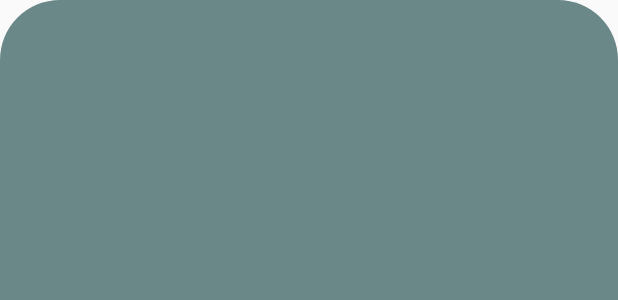
After one commit to SimonJDTU/easyIssue, an Android app: the layout fragment_login_screen.xml on its own in the app's theme, with its tools: preview values and no code run, on a phone screen of 412 x 824 dp. The commit adds this screen. Shown: the top 300 px of the screen. Run offline under Robolectric (Android 15) with nearby library versions, the phone set to English and light mode, and no system bars.

Commit message:
Implemented first overlay fragment

```diff
--- a/app/build.gradle
+++ b/app/build.gradle
@@ -7,6 +7,10 @@ apply plugin: 'com.google.gms.google-services'
 android {
     compileSdkVersion 29
     buildToolsVersion "30.0.0"
+
+    buildFeatures {
+        viewBinding = true
+    }
 
     defaultConfig {
         applicationId "com.example.easyissue"
@@ -34,6 +38,7 @@ dependencies {
     implementation 'androidx.core:core-ktx:1.3.1'
     implementation 'androidx.appcompat:appcompat:1.2.0'
     implementation 'androidx.constraintlayout:constraintlayout:2.0.1'
+    implementation 'androidx.legacy:legacy-support-v4:1.0.0'
     testImplementation 'junit:junit:4.12'
     androidTestImplementation 'androidx.test.ext:junit:1.1.2'
     androidTestImplementation 'androidx.test.espresso:espresso-core:3.3.0'
--- /dev/null
+++ b/app/src/main/res/drawable/icon_shape.xml
@@ -0,0 +1,9 @@
+<?xml version="1.0" encoding="utf-8"?>
+<shape xmlns:android="http://schemas.android.com/apk/res/android"
+    android:shape="rectangle">
+    <corners
+        android:radius="50dp"/>
+
+    <solid
+        android:color="@color/colorPrimaryDark"/>
+</shape>
--- /dev/null
+++ b/app/src/main/res/drawable/overlay_shape.xml
@@ -0,0 +1,10 @@
+<?xml version="1.0" encoding="utf-8"?>
+<shape xmlns:android="http://schemas.android.com/apk/res/android"
+    android:shape="rectangle">
+    <corners
+        android:topLeftRadius="40dp"
+        android:topRightRadius="40dp"/>
+
+    <solid
+        android:color="@color/colorPrimary"/>
+</shape>
--- /dev/null
+++ b/app/src/main/res/layout/fragment_login_screen.xml
@@ -0,0 +1,32 @@
+<?xml version="1.0" encoding="utf-8"?>
+<androidx.constraintlayout.widget.ConstraintLayout
+    xmlns:android="http://schemas.android.com/apk/res/android"
+    xmlns:app="http://schemas.android.com/apk/res-auto"
+    xmlns:tools="http://schemas.android.com/tools"
+    android:layout_width="match_parent"
+    android:layout_height="match_parent"
+    tools:context=".LoginScreen"
+    android:background="@drawable/overlay_shape">
+
+    <FrameLayout
+        android:layout_width="match_parent"
+        android:layout_height="match_parent"
+        app:layout_constraintEnd_toEndOf="parent"
+        app:layout_constraintStart_toStartOf="parent"
+        app:layout_constraintTop_toTopOf="parent">
+
+    </FrameLayout>
+
+    <FrameLayout
+        android:layout_width="wrap_content"
+        android:layout_height="wrap_content"
+        android:background="@drawable/icon_shape"
+        app:layout_constraintTop_toTopOf="parent"
+        app:layout_constraintStart_toStartOf="parent"
+        app:layout_constraintEnd_toEndOf="parent">
+
+        <ImageView
+            android:layout_width="wrap_content"
+            android:layout_height="wrap_content" />
+    </FrameLayout>
+</androidx.constraintlayout.widget.ConstraintLayout>
--- a/app/src/main/res/values/colors.xml
+++ b/app/src/main/res/values/colors.xml
@@ -1,6 +1,8 @@
 <?xml version="1.0" encoding="utf-8"?>
 <resources>
-  <color name="colorPrimary">#6200EE</color>
-  <color name="colorPrimaryDark">#3700B3</color>
+  <color name="colorPrimary">#6A8888</color>
+  <color name="colorPrimaryDark">#345E5D</color>
   <color name="colorAccent">#03DAC5</color>
+  <color name="unavailable">#405352</color>
+  <color name="white">#FFFFFF</color>
 </resources>
--- a/app/src/main/res/values/strings.xml
+++ b/app/src/main/res/values/strings.xml
@@ -1,3 +1,3 @@
 <resources>
-  <string name="app_name">easyIssue</string>
+    <string name="app_name">easyIssue</string>
 </resources>
--- a/app/src/main/res/values/styles.xml
+++ b/app/src/main/res/values/styles.xml
@@ -1,7 +1,7 @@
 <resources>
   <!-- Base application theme. -->
-  <style name="AppTheme" parent="Theme.AppCompat.Light.DarkActionBar">
-    <!-- Customize your theme here. -->
+  <style name="AppTheme" parent="Theme.AppCompat.Light.NoActionBar">
+
     <item name="colorPrimary">@color/colorPrimary</item>
     <item name="colorPrimaryDark">@color/colorPrimaryDark</item>
     <item name="colorAccent">@color/colorAccent</item>
```
Also changed, not shown: app/src/main/java/com/example/easyissue/LoginScreen.kt (added, +52 -0 lines), app/src/main/res/layout/activity_main.xml (+11 -10 lines), 1 other file.
